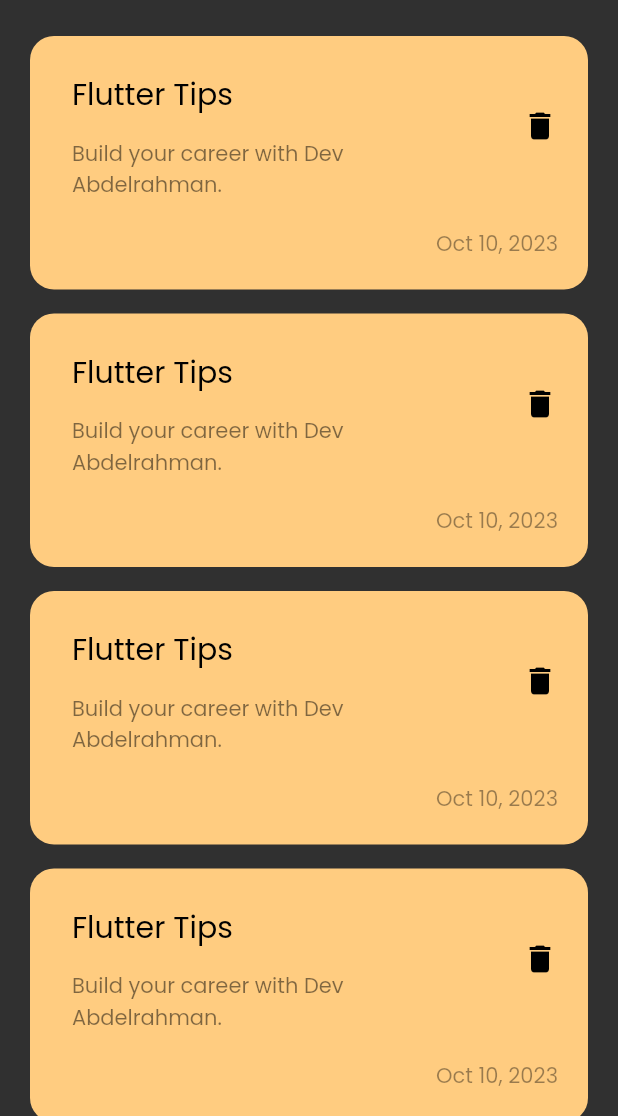
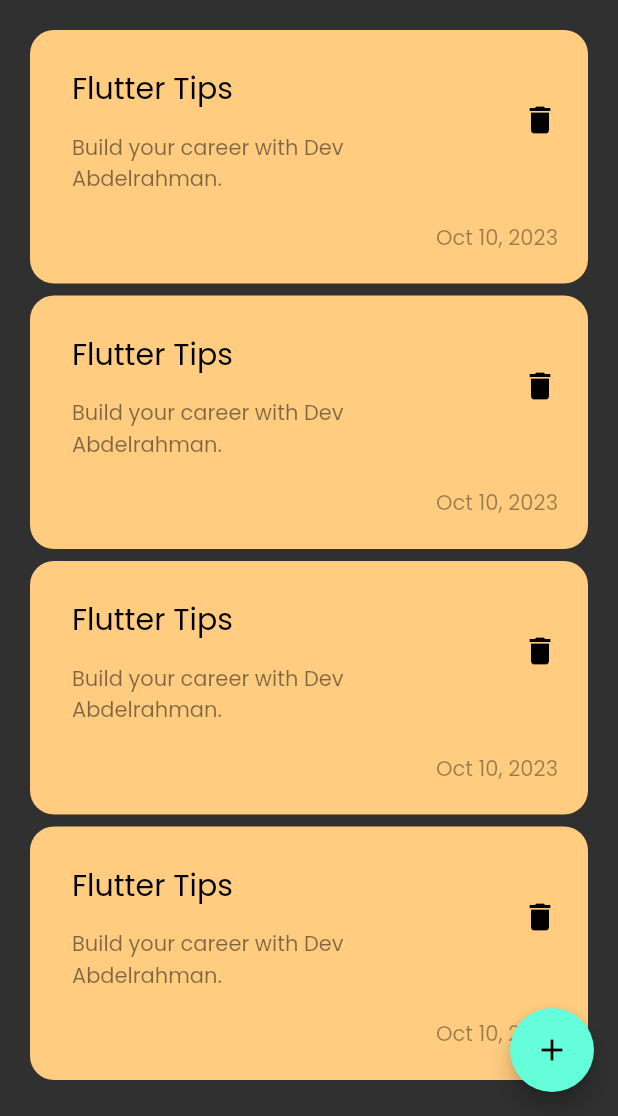
Before and after one commit to abdelrahmanm27/notes_app, a Flutter app: the screen it shows after launch, on a phone screen of 412 x 824 dp, the part 120-1236 px from its top. Run offline on Flutter 3.47's test engine with Material 2 defaults, Android fonts, the phone set to English and light mode, and no system bars.

Commit message:
floating action button & create modal bottom sheet

```diff
--- a/lib/views/notes_view.dart
+++ b/lib/views/notes_view.dart
@@ -1,12 +1,26 @@
 // ignore_for_file: prefer_const_constructors, use_key_in_widget_constructors
 
 import 'package:flutter/material.dart';
+import 'package:notes_app/widgets/add_notes_bottom_sheet.dart';
 import 'package:notes_app/widgets/notes_view_body.dart';
 
 class NotesView extends StatelessWidget {
   @override
   Widget build(BuildContext context) {
     return Scaffold(
+      floatingActionButton: FloatingActionButton(
+        onPressed: () {
+          showModalBottomSheet(
+            context: context,
+            builder: (context) {
+              return AddNoteBottomSheet();
+            },
+          );
+        },
+        child: Icon(
+          Icons.add,
+        ),
+      ),
       body: NotesViewBody(),
     );
   }
--- a/lib/widgets/notes_list_view.dart
+++ b/lib/widgets/notes_list_view.dart
@@ -6,10 +6,14 @@ import 'package:notes_app/widgets/note_item.dart';
 class NotesListView extends StatelessWidget {
   @override
   Widget build(BuildContext context) {
-    return ListView.builder(
-      itemBuilder: (context, index) => Padding(
-        padding: const EdgeInsets.symmetric(vertical: 8),
-        child: NoteItem(),
+    return Padding(
+      padding: const EdgeInsets.symmetric(vertical: 16.0),
+      child: ListView.builder(
+        padding: EdgeInsets.zero,
+        itemBuilder: (context, index) => Padding(
+          padding: const EdgeInsets.symmetric(vertical: 4),
+          child: NoteItem(),
+        ),
       ),
     );
   }
--- a/lib/widgets/notes_view_body.dart
+++ b/lib/widgets/notes_view_body.dart
@@ -2,7 +2,6 @@
 
 import 'package:flutter/material.dart';
 import 'package:notes_app/widgets/custom_app_bar.dart';
-import 'package:notes_app/widgets/note_item.dart';
 import 'package:notes_app/widgets/notes_list_view.dart';
 
 class NotesViewBody extends StatelessWidget {
@@ -16,9 +15,6 @@ class NotesViewBody extends StatelessWidget {
             height: 40,
           ),
           CustomAppBar(),
-          SizedBox(
-            height: 16,
-          ),
           Expanded(
             child: NotesListView(),
           ),
```
Also changed, not shown: lib/widgets/add_notes_bottom_sheet.dart (added, +10 -0 lines).
